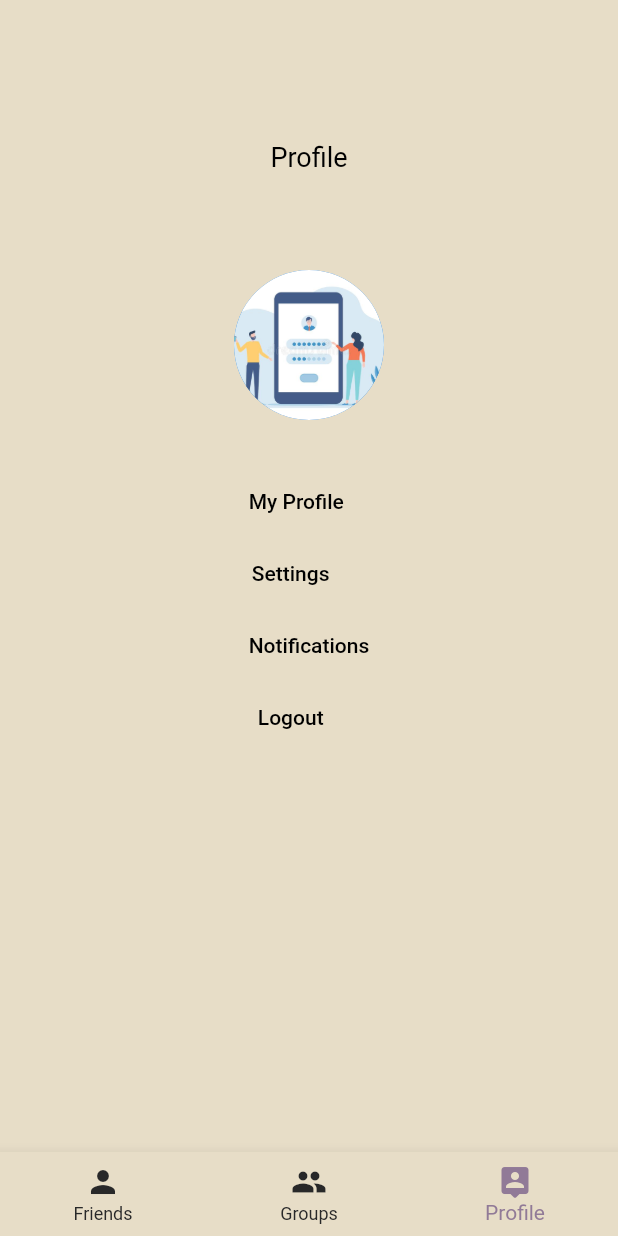
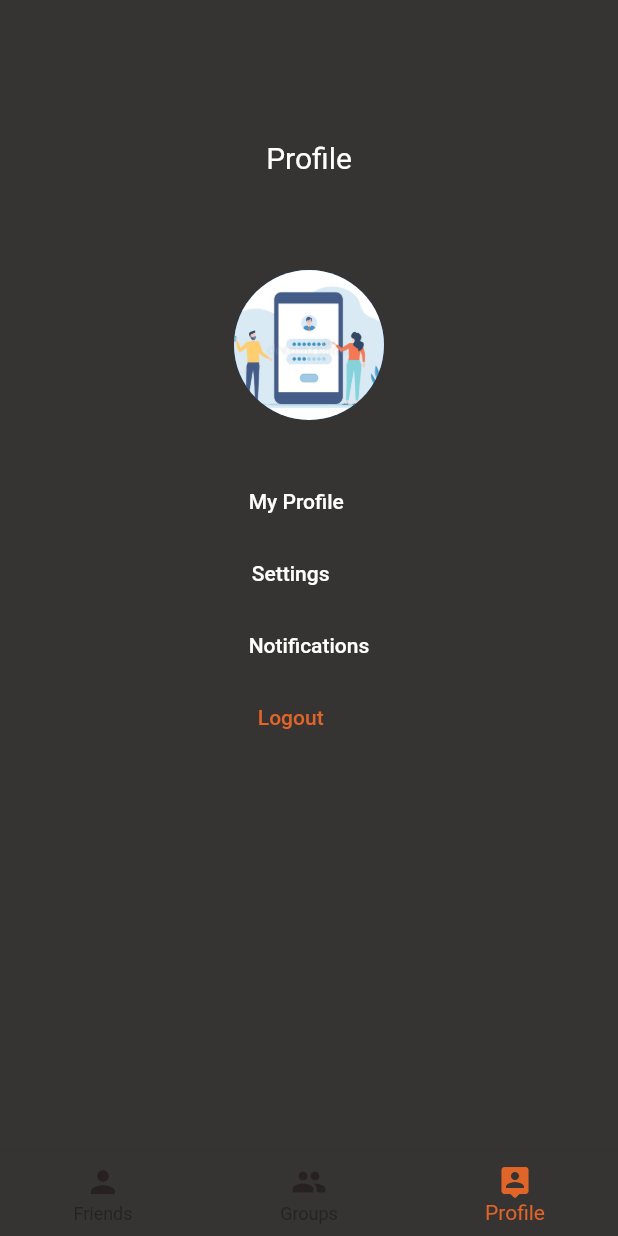
Before and after one commit to prachi-28/SplitSmart, a Flutter app: the screen it shows once a user with an empty profile is signed in, item 3 of the bottom bar chosen, after a tap on "Logout", on a phone screen of 412 x 824 dp. Run offline on Flutter 3.47's test engine with Material 2 defaults, Android fonts, the phone set to English and light mode, and no system bars; our stand-ins replace cloud_firestore, firebase_auth, firebase_core, fluttertoast, google_sign_in, hexcolor and 1 more; accounts and stored records are empty.

Commit message:
colour scheme changed

```diff
--- a/split_smart/lib/authentication/register.dart
+++ b/split_smart/lib/authentication/register.dart
@@ -1,6 +1,7 @@
 import 'package:flutter/material.dart';
 import 'package:split_smart/services/auth.dart';
 import 'package:split_smart/services/createuser.dart';
+import 'package:hexcolor/hexcolor.dart';
 
 class Register extends StatefulWidget {
   final Function toggleView;
@@ -24,7 +25,7 @@ class _RegisterState extends State<Register> {
   @override
   Widget build(BuildContext context) {
     return Scaffold(
-      backgroundColor: Colors.white,
+      //backgroundColor: Colors.white,
       appBar: AppBar(
 
         elevation: 0.0,
@@ -107,7 +108,7 @@ class _RegisterState extends State<Register> {
                 width: 300,
                 child: ElevatedButton(
                   style: ElevatedButton.styleFrom(
-                    primary: Colors.pink,
+                    //primary: Colors.pink,
                   ),
                   //color: Colors.blueGrey,
                   child: Text(
@@ -144,13 +145,13 @@ class _RegisterState extends State<Register> {
                   widget.toggleView();
                 },
                 style: ElevatedButton.styleFrom(
-                  primary: Colors.white,
+                  primary: HexColor("#363333"),
                   elevation: 0,
                 ),
                 child: Text(
                   'Already have an account? Log In!',
                   style: TextStyle(
-                    color: Colors.black,
+                    color: HexColor("#e16428"),
                   ),
                 ),
               ),
--- a/split_smart/lib/authentication/sign_in.dart
+++ b/split_smart/lib/authentication/sign_in.dart
@@ -1,6 +1,7 @@
 import 'package:flutter/material.dart';
 import 'package:split_smart/services/auth.dart';
 import 'package:split_smart/models/user.dart';
+import 'package:hexcolor/hexcolor.dart';
 
 class SignIn extends StatefulWidget {
   final Function toggleView;
@@ -22,7 +23,7 @@ class _SignInState extends State<SignIn> {
   @override
   Widget build(BuildContext context) {
     return Scaffold(
-      backgroundColor: Colors.white,
+      //backgroundColor: Colors.white,
 
       appBar: AppBar(
         //backgroundColor: Colors.blueGrey,
@@ -124,7 +125,7 @@ class _SignInState extends State<SignIn> {
                   child: Text(
                     'Sign in with Google',
                     style: TextStyle(
-                        color: Colors.pink,
+                        color: HexColor("#e16428"),
                     ),
                   ),
                   onPressed: () async {
@@ -157,13 +158,13 @@ class _SignInState extends State<SignIn> {
                     widget.toggleView();
                   },
                   style: ElevatedButton.styleFrom(
-                    primary: Colors.white,
+                    primary: HexColor("#363333"),
                     elevation: 0,
                   ),
                   child: Text(
                     'New User? Sign Up!',
                     style: TextStyle(
-                      color: Colors.black,
+                      color: HexColor("#e16428"),
                     ),
                   ),
 
--- a/split_smart/lib/friends/add_friend.dart
+++ b/split_smart/lib/friends/add_friend.dart
@@ -23,9 +23,9 @@ class _AddFriendsState extends State<AddFriends> {
   }
 
   // to find the current user's email
-  /*final FirebaseAuth auth = FirebaseAuth.instance;
+  final FirebaseAuth auth = FirebaseAuth.instance;
   User user = FirebaseAuth.instance.currentUser;
-  String currUser;*/
+  String currUser;
 
   @override
   Widget build(BuildContext context) {
--- a/split_smart/lib/friends/friends_page.dart
+++ b/split_smart/lib/friends/friends_page.dart
@@ -18,7 +18,8 @@ class _FriendsState extends State<Friends> {
 
   @override
   Widget build(BuildContext context) {
-    return Center(
+    return SingleChildScrollView(
+      child: Center(
         //color: Colors.red
         //child: Expanded(
           child: Column(
@@ -63,6 +64,7 @@ class _FriendsState extends State<Friends> {
                   ),
               ]),
         //),
+      ),
     );
   }
 }
--- a/split_smart/lib/groups/choose_friends.dart
+++ b/split_smart/lib/groups/choose_friends.dart
@@ -138,7 +138,7 @@ class _ChooseFriendsClassState extends State<ChooseFriendsClass> {
                         padding: EdgeInsets.only(top:2.0),
                         child: Text(
                           '${doc.data()['fname']}',
-                          style: TextStyle(color: Colors.black87,
+                          style: TextStyle(color: Colors.white,
                               fontSize: 17.0),
                         ),
                         alignment: Alignment.centerLeft,
@@ -147,7 +147,7 @@ class _ChooseFriendsClassState extends State<ChooseFriendsClass> {
                       Container(
                         child: Text(
                           'Email ID: ${doc.data()['femail']}',
-                          style: TextStyle(color: Colors.black26,
+                          style: TextStyle(color: Colors.white,
                               fontSize: 12.0),
                         ),
                         alignment: Alignment.centerLeft,
--- a/split_smart/lib/main.dart
+++ b/split_smart/lib/main.dart
@@ -16,10 +16,11 @@ void main() async {
 class MyApp extends StatelessWidget {
   /*String _darkColour = "#0F1D2E";
   String _lightColour = "#E7DDC7";*/
-  String _contrastColour = "#917A97";
+  String _contrastColour = "#e16428"; // orange-ish
 
-  String _darkColour = "#282829";
-  String _lightColour = "#E7DDC7";
+  String _darkColour = "#272121";
+  String _lightColour = "#363333"; // lighter shade of black
+  String _textColour = "#FFFFFF";
   //String _contrastColour = "#e880ff";
   //String _contrastColour = "#893091";
 
@@ -48,6 +49,8 @@ class MyApp extends StatelessWidget {
             buttonColor: HexColor(_darkColour),
             textTheme: ButtonTextTheme.accent,
           ),
+
+
           /*textTheme: TextTheme(
             button: TextStyle(
               color: HexColor(_darkColour),
@@ -66,8 +69,8 @@ class MyApp extends StatelessWidget {
             )
           ),*/
           textTheme: Theme.of(context).textTheme.apply(
-            bodyColor: HexColor(_darkColour),
-            displayColor: HexColor(_darkColour),
+            bodyColor: HexColor(_textColour),
+            displayColor: HexColor(_textColour),
           ),
           floatingActionButtonTheme: FloatingActionButtonThemeData(
             backgroundColor: HexColor(_contrastColour),
@@ -75,13 +78,16 @@ class MyApp extends StatelessWidget {
           ),
           elevatedButtonTheme: ElevatedButtonThemeData(
             style: ElevatedButton.styleFrom(
-              primary: HexColor(_darkColour),
+              primary: HexColor(_contrastColour),
               onPrimary: HexColor(_lightColour),
             ),
           ),
           inputDecorationTheme: InputDecorationTheme(
+            labelStyle: TextStyle(color: Colors.white),
+            hintStyle: TextStyle(color: Colors.grey),
             focusedBorder: OutlineInputBorder(
               borderSide: BorderSide(color: HexColor(_darkColour), width: 1.5),
+
             ),
           ),
           checkboxTheme: CheckboxThemeData(
--- a/split_smart/lib/profile/userProfile.dart
+++ b/split_smart/lib/profile/userProfile.dart
@@ -2,6 +2,8 @@ import 'package:flutter/cupertino.dart';
 import 'package:flutter/material.dart';
 import 'package:cloud_firestore/cloud_firestore.dart';
 import 'package:firebase_auth/firebase_auth.dart';
+import 'package:split_smart/services/auth.dart';
+import 'package:hexcolor/hexcolor.dart';
 
 class Profile extends StatefulWidget {
   @override
@@ -9,6 +11,7 @@ class Profile extends StatefulWidget {
 }
 
 class _ProfileState extends State<Profile> {
+  final AuthService _auth = AuthService();
   @override
   Widget build(BuildContext context) {
     return Scaffold(
@@ -23,8 +26,8 @@ class _ProfileState extends State<Profile> {
                 child: Text('Profile',
                     //textAlign: TextAlign.center,
                     style: TextStyle(
-                      color: Colors.black,
-                      fontSize: 18.0,
+                      color: Colors.white,
+                      fontSize: 20.0,
                     )
                 ),
               ),
@@ -65,7 +68,7 @@ class _ProfileState extends State<Profile> {
                     child: Text(
                       'My Profile',
                       style: TextStyle(
-                        color: Colors.black,
+                        color: Colors.white,
                       ),
                     ),
                 ),
@@ -77,7 +80,7 @@ class _ProfileState extends State<Profile> {
                   child: Text(
                     'Settings',
                     style: TextStyle(
-                      color: Colors.black,
+                      color: Colors.white,
                     ),
                   ),
                 ),
@@ -89,19 +92,21 @@ class _ProfileState extends State<Profile> {
                   child: Text(
                     'Notifications',
                     style: TextStyle(
-                      color: Colors.black,
+                      color: Colors.white,
                     ),
                   ),
                 ),
 
                 FlatButton(
-                  onPressed: () {},
+                  onPressed: () {
+                    _auth.signOut();
+                  },
                   // padding: EdgeInsets.all(20),
                   shape: RoundedRectangleBorder(borderRadius: BorderRadius.circular(15)),
                   child: Text(
                     'Logout',
                     style: TextStyle(
-                      color: Colors.black,
+                      color: HexColor("#e16428"),
                     ),
                   ),
                 ),
```
Also changed, not shown: split_smart/lib/friends/addTransaction.dart (+10 -6 lines), split_smart/lib/groups/groups_page.dart (+5 -3 lines), split_smart/lib/groups/make_group.dart (+6 -4 lines), split_smart/lib/services/createfriend.dart (+6 -4 lines). Lines whose indentation alone changed are shown as unchanged.
